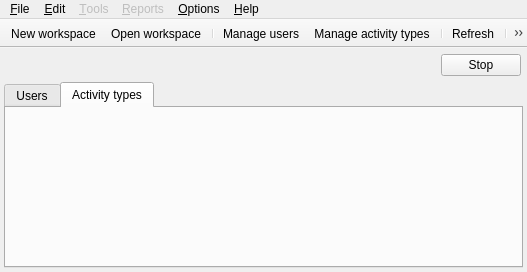
akapustiatyahoocouk/TimeTracker3, file Srt.QT/tt3-skin-admin/MainFrame.ui: the form before one commit.
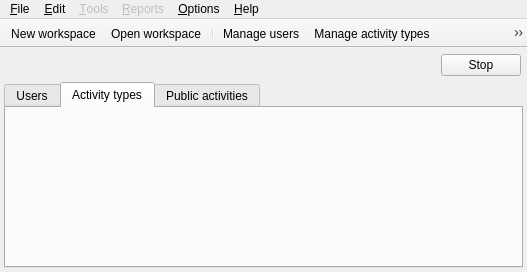
The form after the commit. The open tabs and pages were chosen to show the change. Icons and pictures are not drawn.

Patch:
```diff
--- a/Srt.QT/tt3-skin-admin/MainFrame.ui
+++ b/Srt.QT/tt3-skin-admin/MainFrame.ui
@@ -59,6 +59,15 @@
         <string>Activity types</string>
        </attribute>
       </widget>
+      <widget class="QWidget" name="managePublicActivitiesTab">
+       <attribute name="icon">
+        <iconset resource="tt3-skin-admin.qrc">
+         <normaloff>:/tt3-skin-admin/Resources/Images/Objects/PublicActivitySmall.png</normaloff>:/tt3-skin-admin/Resources/Images/Objects/PublicActivitySmall.png</iconset>
+       </attribute>
+       <attribute name="title">
+        <string>Public activities</string>
+       </attribute>
+      </widget>
      </widget>
     </item>
     <item row="0" column="0">
@@ -191,6 +200,12 @@
    <property name="movable">
     <bool>false</bool>
    </property>
+   <property name="iconSize">
+    <size>
+     <width>18</width>
+     <height>18</height>
+    </size>
+   </property>
    <property name="floatable">
     <bool>false</bool>
    </property>
@@ -205,6 +220,7 @@
    <addaction name="separator"/>
    <addaction name="actionManageUsers"/>
    <addaction name="actionManageActivityTypes"/>
+   <addaction name="actionManagePublicActivities"/>
    <addaction name="separator"/>
    <addaction name="actionRefresh"/>
    <addaction name="separator"/>
@@ -393,6 +409,15 @@
     <string>Ctrl+R</string>
    </property>
   </action>
+  <action name="actionManagePublicActivities">
+   <property name="icon">
+    <iconset resource="tt3-skin-admin.qrc">
+     <normaloff>:/tt3-skin-admin/Resources/Images/Objects/PublicActivitySmall.png</normaloff>:/tt3-skin-admin/Resources/Images/Objects/PublicActivitySmall.png</iconset>
+   </property>
+   <property name="text">
+    <string>Manage public &amp;activities</string>
+   </property>
+  </action>
  </widget>
  <resources>
   <include location="tt3-skin-admin.qrc"/>
```
Left out of the diff: 3 changed lines with no effect on the pictures.
